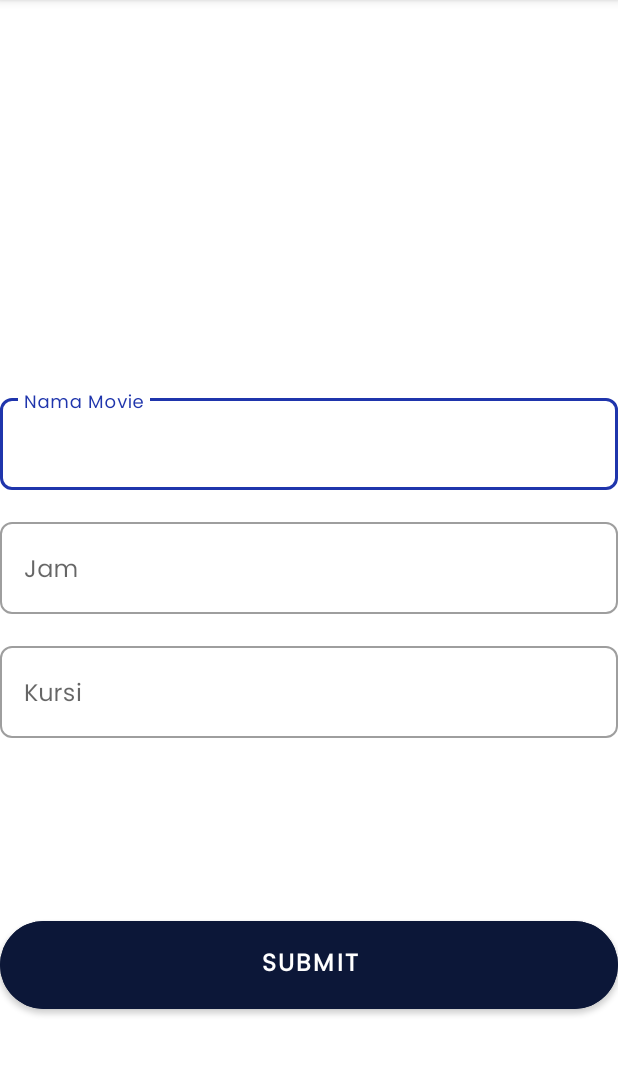
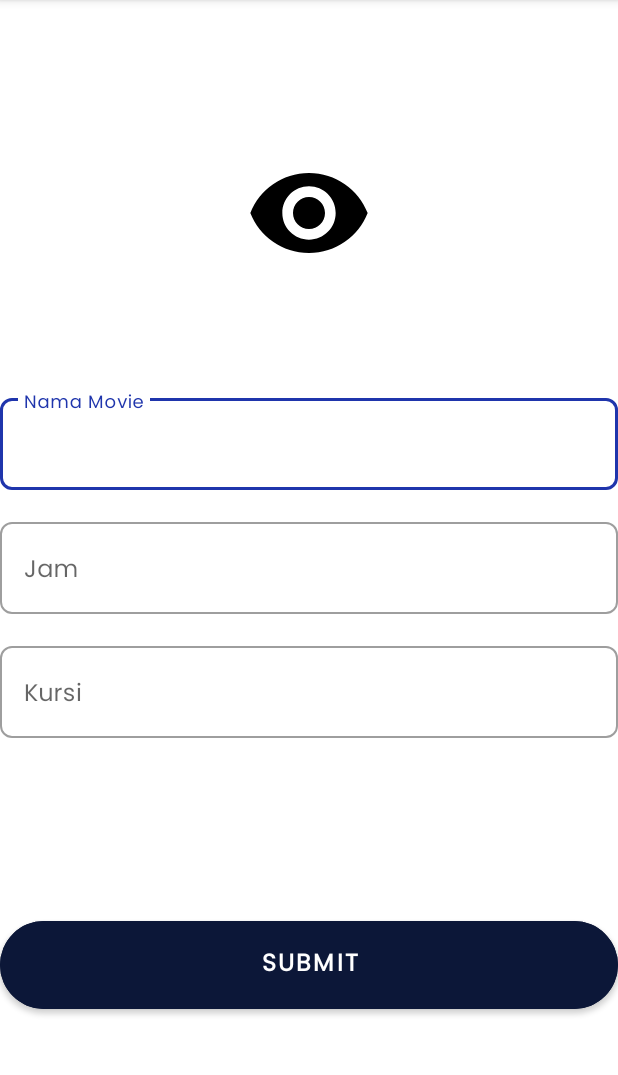
Before and after one commit to Gamdara/TUBES_4_BIOSKOP, an Android app: the TicketActivity screen opened directly, with no data from a screen before it, on a phone screen of 412 x 824 dp, the part 84-1159 px from its top. Run offline under Robolectric (Android 15) with nearby library versions, the phone set to English and light mode, and no system bars.

Commit message:
unfinished Create & Update

```diff
--- a/app/src/main/java/com/kel4/tubes_4_bioskop/entity/Ticket.kt
+++ b/app/src/main/java/com/kel4/tubes_4_bioskop/entity/Ticket.kt
@@ -31,6 +31,11 @@ class Ticket (var movie: Movie, var seat: String, var time: String) {
             return list.toTypedArray()
         }
 
+        fun index(movie: Movie): Int {
+            val index = listOfNowPlaying.indexOf(movie)
+            return index
+        }
+
     }
 
 
--- a/app/src/main/java/com/kel4/tubes_4_bioskop/pages/TicketActivity.kt
+++ b/app/src/main/java/com/kel4/tubes_4_bioskop/pages/TicketActivity.kt
@@ -2,17 +2,12 @@ package com.kel4.tubes_4_bioskop.pages
 
 import androidx.appcompat.app.AppCompatActivity
 import android.os.Bundle
-import android.util.Log
-import com.kel4.tubes_4_bioskop.R
 import com.kel4.tubes_4_bioskop.databinding.ActivityTicketBinding
 import com.kel4.tubes_4_bioskop.entity.Movie
 import com.kel4.tubes_4_bioskop.entity.MovieList.listOfNowPlaying
+import com.kel4.tubes_4_bioskop.entity.MovieList.ngeriNgeriSedap
 import com.kel4.tubes_4_bioskop.entity.Ticket
-import com.kel4.tubes_4_bioskop.entity.User
 import kotlinx.android.synthetic.main.activity_ticket.*
-import kotlinx.coroutines.CoroutineScope
-import kotlinx.coroutines.Dispatchers
-import kotlinx.coroutines.launch
 
 class TicketActivity : AppCompatActivity() {
     var binding: ActivityTicketBinding? = null
@@ -25,14 +20,16 @@ class TicketActivity : AppCompatActivity() {
         binding!!.btnSubmit.setOnClickListener{
             fun add(arr: Array<Ticket>, movie: Movie, seat: String, time: String): Array<Ticket> {
                 val list = arr.toMutableList()
-                list.add(Ticket(listOfNowPlaying[3],teKursi.text.toString(),teJam.text.toString()))
+                val indexx = Ticket.index(ngeriNgeriSedap)
+                list.add(Ticket(listOfNowPlaying[indexx],teKursi.text.toString(),teJam.text.toString()))
                 return list.toTypedArray()
                 finish()
             }
         }
 
 //        binding!!.btnSubmit.setOnClickListener{
-//            Ticket.add(arrayOf(Ticket(listOfNowPlaying[3],"1","1")))
+//            val indexx = Ticket.index(ngeriNgeriSedap)
+//            Ticket.add(arrayOf(Ticket(listOfNowPlaying[indexx],teKursi.text.toString(),teJam.text.toString())))
 //            finish()
 //        }
 
--- a/app/src/main/res/layout/activity_ticket.xml
+++ b/app/src/main/res/layout/activity_ticket.xml
@@ -35,7 +35,7 @@
                 android:layout_height="wrap_content"
                 android:fontFamily="@font/poppins"
                 android:hint="Nama Movie"
-                android:textColor="@color/gray_300"
+                android:textColor="@color/black"
                 android:textSize="16dp" />
         </com.google.android.material.textfield.TextInputLayout>
 
@@ -57,7 +57,7 @@
 
                 android:fontFamily="@font/poppins"
                 android:hint="Jam"
-                android:textColor="@color/gray_300"
+                android:textColor="@color/black"
                 android:textSize="16dp" />
         </com.google.android.material.textfield.TextInputLayout>
 
@@ -79,11 +79,22 @@
 
                 android:fontFamily="@font/poppins"
                 android:hint="Kursi"
-                android:textColor="@color/gray_300"
+                android:textColor="@color/black"
                 android:textSize="16dp" />
         </com.google.android.material.textfield.TextInputLayout>
 
     </LinearLayout>
+
+    <ImageView
+        android:id="@+id/eye"
+        android:layout_width="85dp"
+        android:layout_height="89dp"
+        app:layout_constraintBottom_toBottomOf="parent"
+        app:layout_constraintEnd_toEndOf="parent"
+        app:layout_constraintStart_toStartOf="parent"
+        app:layout_constraintTop_toTopOf="parent"
+        app:layout_constraintVertical_bias="0.143"
+        app:srcCompat="@drawable/ic_eye_24" />
 
     <Button
         android:id="@+id/btnSubmit"
```
